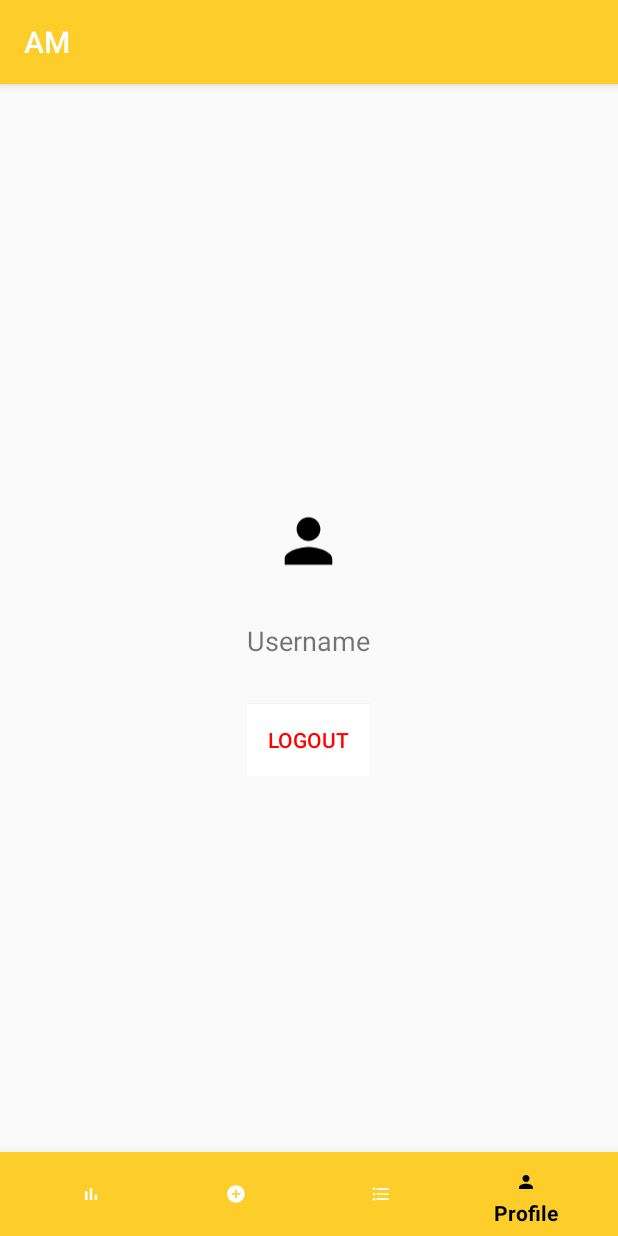
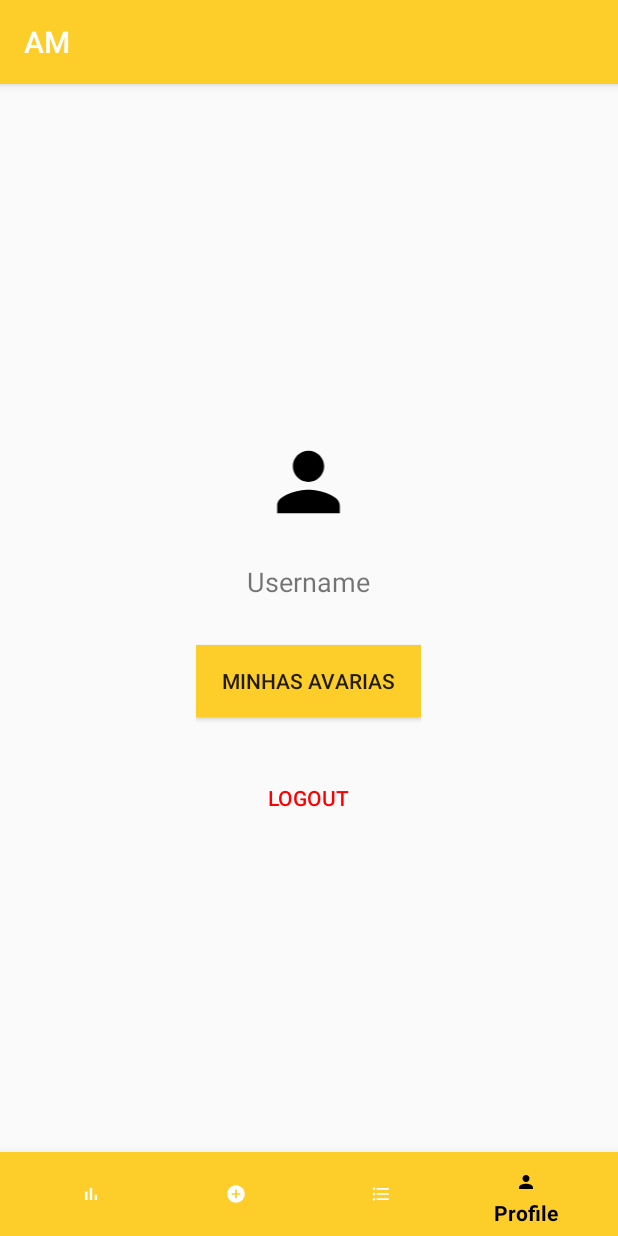
Before and after one commit to goncaloxavier/psi_2190788_2190778, an Android app: the MainActivity screen opened directly, with no data from a screen before it, item 4 of the bottom bar chosen, on a phone screen of 412 x 824 dp. Run offline under Robolectric (Android 15) with nearby library versions, the phone set to English and light mode, and no system bars.

Commit message:
Added "Minhas Avarias" to profile fragment

```diff
--- a/AM/app/src/main/java/amsi/dei/estg/ipleiria/am/MainActivity.java
+++ b/AM/app/src/main/java/amsi/dei/estg/ipleiria/am/MainActivity.java
@@ -31,7 +31,6 @@ public class MainActivity extends AppCompatActivity implements BottomNavigationV
         bottomNavigationView = (BottomNavigationView)findViewById(R.id.navigation);
         bottomNavigationView.setOnNavigationItemSelectedListener(this);
         fragmentManager = getSupportFragmentManager();
-        bottomNavigationView.setSelectedItemId(R.id.minhasAvarias);
         carregarFragmentoInicial();
     }
     public boolean onNavigationItemSelected(MenuItem item) {
@@ -56,6 +55,7 @@ public class MainActivity extends AppCompatActivity implements BottomNavigationV
     }
 
     private void carregarFragmentoInicial(){
+        bottomNavigationView.setSelectedItemId(R.id.minhasAvarias);
         Fragment fragment = new ListaAvariasFragment();
         if(fragment != null){
             fragmentManager.beginTransaction().replace(R.id.fragment_container, fragment).commit();
--- a/AM/app/src/main/java/amsi/dei/estg/ipleiria/am/models/AvariaDBHelper.java
+++ b/AM/app/src/main/java/amsi/dei/estg/ipleiria/am/models/AvariaDBHelper.java
@@ -89,7 +89,7 @@ public class AvariaDBHelper extends SQLiteOpenHelper {
 
         Cursor cursor = this.sqLiteDatabase.query(TABLE_NAME, new String[]{
                         ID_AVARIA, DESCRICAO_AVARIA, ESTADO_AVARIA, TIPO_AVARIA, GRAVIDADE_AVARIA, DISPOSITIVO_AVARIA, DESCRICAO_AVARIA, DATA_AVARIA},
-                null, null, null, null, null);
+                ESTADO_AVARIA + " IN (3,2,1,0)", null, null, null, ESTADO_AVARIA);
 
         if(cursor.moveToFirst()){
             do{
--- a/AM/app/src/main/res/layout/fragment_profile.xml
+++ b/AM/app/src/main/res/layout/fragment_profile.xml
@@ -14,7 +14,7 @@
         android:orientation="horizontal">
 
         <LinearLayout
-            android:layout_width="wrap_content"
+            android:layout_width="match_parent"
             android:layout_height="wrap_content"
             android:layout_weight="1"
             android:orientation="vertical">
@@ -28,9 +28,10 @@
 
             <TextView
                 android:id="@+id/textView3"
-                android:layout_width="wrap_content"
+                android:layout_width="match_parent"
                 android:layout_height="wrap_content"
                 android:layout_weight="1"
+                android:gravity="center"
                 android:text="Username"
                 android:textSize="18sp" />
 
@@ -41,10 +42,23 @@
 
             <Button
                 android:id="@+id/button2"
+                android:layout_width="150dp"
+                android:layout_height="wrap_content"
+                android:layout_weight="1"
+                android:background="#FDCE2A"
+                android:text="MInhas Avarias" />
+
+            <Space
+                android:layout_width="match_parent"
+                android:layout_height="30dp"
+                android:layout_weight="1" />
+
+            <Button
+                android:id="@+id/btnLogout"
                 android:layout_width="match_parent"
                 android:layout_height="wrap_content"
                 android:layout_weight="1"
-                android:background="#FFFFFF"
+                android:background="#00FFFFFF"
                 android:text="Logout"
                 android:textColor="#FF0000" />
         </LinearLayout>
--- a/AM/app/src/main/res/menu/menu_bottom.xml
+++ b/AM/app/src/main/res/menu/menu_bottom.xml
@@ -11,7 +11,7 @@
         android:icon="@drawable/ic_add_foreground"
         />
     <item
-        android:title="Minhas Avarias"
+        android:title="Avarias"
         android:id="@+id/minhasAvarias"
         android:icon="@drawable/ic_list_foreground"
         />
```
